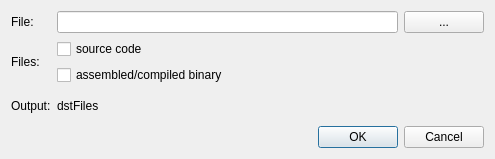
The window that src/savedialog.ui (zfwk1992/open-soc-explorer) describes before a commit, drawn with Qt 5.
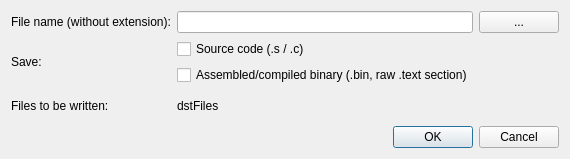
The same window after the commit.

```diff
--- a/src/savedialog.ui
+++ b/src/savedialog.ui
@@ -21,14 +21,14 @@
        <item>
         <widget class="QCheckBox" name="saveSource">
          <property name="text">
-          <string>source code</string>
+          <string>Source code (.s / .c)</string>
          </property>
         </widget>
        </item>
        <item>
         <widget class="QCheckBox" name="saveBinary">
          <property name="text">
-          <string>assembled/compiled binary</string>
+          <string>Assembled/compiled binary (.bin, raw .text section)</string>
          </property>
         </widget>
        </item>
@@ -37,14 +37,14 @@
      <item row="1" column="0">
       <widget class="QLabel" name="label_2">
        <property name="text">
-        <string>Files:</string>
+        <string>Save:</string>
        </property>
       </widget>
      </item>
      <item row="0" column="0">
       <widget class="QLabel" name="label">
        <property name="text">
-        <string>File:</string>
+        <string>File name (without extension):</string>
        </property>
       </widget>
      </item>
@@ -61,7 +61,7 @@
      <item row="2" column="0">
       <widget class="QLabel" name="label_3">
        <property name="text">
-        <string>Output:</string>
+        <string>Files to be written:</string>
        </property>
       </widget>
      </item>
```
Left out of the diff: 15 changed lines with no effect on the pictures.
